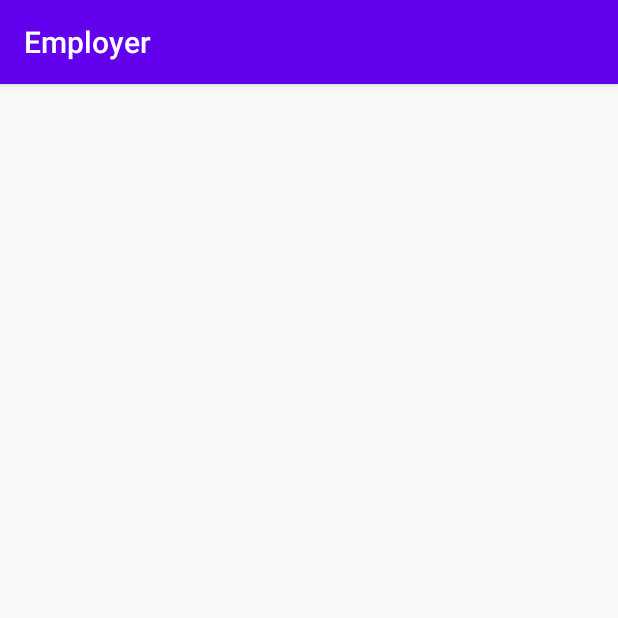
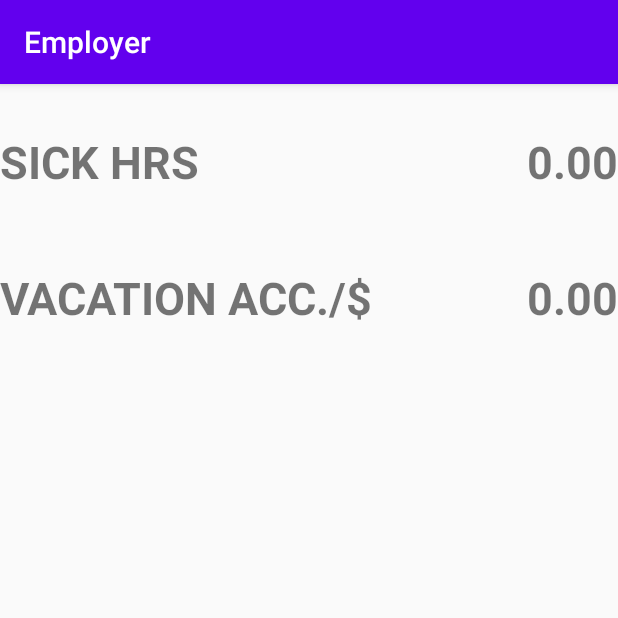
Before and after one commit to KiranChittoju/EmpManagement, an Android app: the Banks screen opened directly, with no data from a screen before it, on a phone screen of 412 x 824 dp, the top half of it. Run offline under Robolectric (Android 15) with nearby library versions, the phone set to English and light mode, and no system bars; our stand-ins replace Firebase (no records; nobody signed in at launch, a user with empty details on screens opened directly).

Commit message:
Banks layout update

```diff
--- a/app/src/main/res/layout/activity_banks.xml
+++ b/app/src/main/res/layout/activity_banks.xml
@@ -5,6 +5,67 @@
     android:layout_width="match_parent"
     android:layout_height="match_parent"
     tools:context=".Banks">
+    <TableLayout
+        android:layout_width="match_parent"
+        android:layout_height="match_parent"
+        android:layout_marginTop="30dp">
+        <TableRow
+            android:layout_height="fill_parent"
+            android:layout_width="fill_parent">
+            <View android:id="@+id/separator"
+                android:background="#ffffff"
+                android:layout_width = "fill_parent"
+                android:layout_height="1dip"
+                android:layout_centerVertical ="true"
+                android:layout_alignParentTop="true"/>
+        </TableRow>
+        <TableRow
+            android:layout_height="fill_parent"
+            android:layout_width="fill_parent">
 
+            <TextView
+                android:layout_width="0dp"
+                android:layout_weight="1"
+                android:layout_height="wrap_content"
+                android:text="SICK HRS"
+                android:textSize="30dp"
+                android:textStyle="bold"
+                ></TextView>
+            <TextView
+                android:layout_width="wrap_content"
+                android:layout_height="wrap_content"
+                android:text="0.00"
+                android:textSize="30dp"
+                android:id="@+id/sickHrs"
+                android:textStyle="bold"
+                >
+
+            </TextView>
+        </TableRow>
+        <TableRow
+            android:layout_height="fill_parent"
+            android:layout_width="fill_parent"
+            android:layout_marginTop="50dp">
+
+            <TextView
+                android:layout_width="0dp"
+                android:layout_weight="1"
+                android:layout_height="wrap_content"
+                android:text="VACATION ACC./$"
+                android:textSize="30dp"
+                android:textStyle="bold"
+                ></TextView>
+            <TextView
+                android:layout_width="wrap_content"
+                android:layout_height="wrap_content"
+                android:text="0.00"
+                android:textSize="30dp"
+                android:id="@+id/vacationPay"
+                android:textStyle="bold"
+                >
+
+            </TextView>
+        </TableRow>
+    </TableLayout>
 
 </LinearLayout>
```
